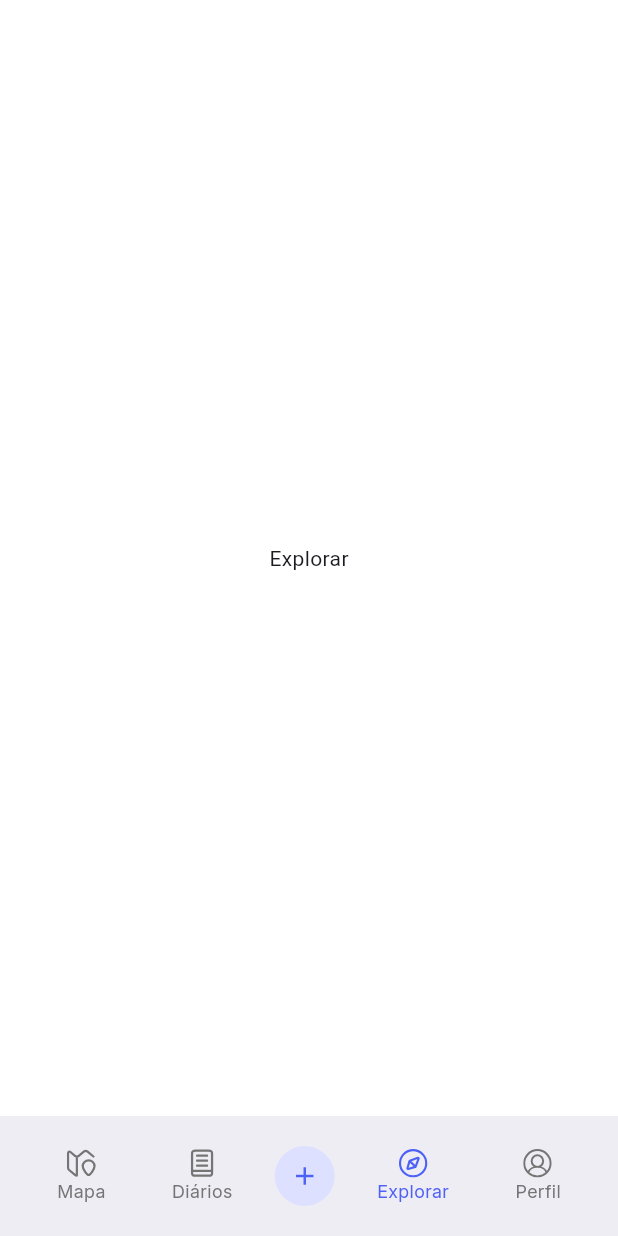
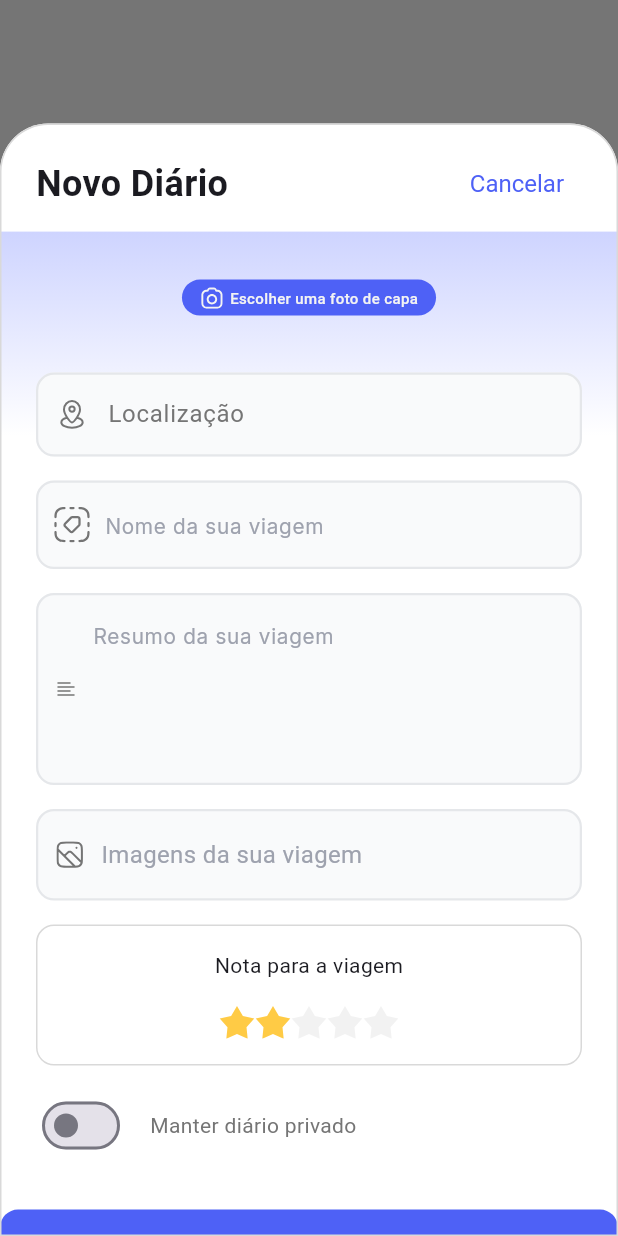
Before and after one commit to MiguelMartini/Rumo, a Flutter app: the HomeScreen screen opened by its route, item 4 of the bottom bar chosen, after a tap on the "add" icon, on a phone screen of 412 x 824 dp. Run offline on Flutter 3.47's test engine with Material 3 defaults, Android fonts, the phone set to English and light mode, and no system bars; our stand-ins replace cloud_firestore, firebase_auth, firebase_core, flutter_dotenv, flutter_map, flutter_svg and 5 more; missing offline and left inert: dart:ffi; accounts and stored records are empty.

Commit message:
Diaries modal created

```diff
--- a/lib/core/asset_images.dart
+++ b/lib/core/asset_images.dart
@@ -10,4 +10,13 @@ class AssetImages {
   static const String diaryIcon = '$_assetsPath/diary_icon.svg';
   static const String exploreIcon = '$_assetsPath/explore_icon.svg';
   static const String profileIcon = '$_assetsPath/profile_icon.svg';
+
+  static const String iconCamera = '$_assetsPath/icon_camera.svg';
+  static const String iconLocationPin = '$_assetsPath/icon_location_pin.svg';
+  static const String iconStar = '$_assetsPath/icon_star.svg';
+  static const String iconHalfStar = '$_assetsPath/icon_half_star.svg';
+  static const String iconThreeLines = '$_assetsPath/icon_three_lines.svg';
+  static const String iconTag = '$_assetsPath/icon_tag.svg';
+  static const String iconPhoto = '$_assetsPath/icon_photo.svg';
+  static const String iconLocation = '$_assetsPath/icon_location.svg';
 }
--- /dev/null
+++ b/lib/features/diary/models/create_diary_model.dart
@@ -0,0 +1,35 @@
+
+class CreateDiaryModel {
+  final String ownerId;
+  final String location;
+  final String name;
+  final String resume;
+  final String coverImage;
+  final List<String> images;
+  final double rating;
+  final bool isPrivate;
+
+  CreateDiaryModel({
+    required this.ownerId,
+    required this.location,
+    required this.name,
+    required this.coverImage,
+    required this.resume,
+    required this.images,
+    required this.rating,
+    this.isPrivate = false,
+  });
+
+  Map<String,dynamic> toMap() {
+    return {
+      "ownerId": ownerId,
+      "location": location,
+      "name": name,
+      "resume": resume,
+      "coverImage": coverImage,
+      "images": images,
+      "rating": rating,
+      "isPrivate": isPrivate,
+    };
+  }
+}
--- a/lib/features/home/screens/home_screen.dart
+++ b/lib/features/home/screens/home_screen.dart
@@ -1,8 +1,10 @@
 import 'package:flutter/material.dart';
 import 'package:rumo/core/asset_images.dart';
 import 'package:rumo/features/diary/screens/user_diaries_screen.dart';
+import 'package:rumo/features/user/widgets/create_diary_modal.dart';
 import 'package:rumo/features/home/widgets/bottom_nav_item.dart';
 import 'package:rumo/features/user/screens/profile_screen.dart';
+import 'package:rumo/features/user/widgets/sign_out_bottom_sheet.dart';
 
 class HomeScreen extends StatefulWidget {
   const HomeScreen({super.key});
@@ -20,11 +22,15 @@ class _HomeScreenState extends State<HomeScreen> {
     });
   }
 
-
   @override
-  Widget build(BuildContext context) => Scaffold(
+  Widget build(BuildContext context) {
+    return Scaffold(
       resizeToAvoidBottomInset: false,
-    bottomNavigationBar: BottomAppBar(
+      bottomNavigationBar: Container(
+        decoration: BoxDecoration(
+          border: Border(top: BorderSide(color: Color(0xFFF3F3F3), width: 1)),
+        ),
+        child: BottomAppBar(
           child: Row(
             mainAxisAlignment: MainAxisAlignment.spaceAround,
             crossAxisAlignment: CrossAxisAlignment.center,
@@ -45,8 +51,18 @@ class _HomeScreenState extends State<HomeScreen> {
               ),
               IconButton.filled(
                 style: IconButton.styleFrom(backgroundColor: Color(0xFFDDE1FF)),
-            onPressed: () {},
-            icon: Icon(Icons.add, color: Color(0xFF4E61F6), size: 20),
+                onPressed: () {
+                  showModalBottomSheet(
+                    context: context,
+                    isScrollControlled: true,
+                    constraints: BoxConstraints(
+                      maxHeight: MediaQuery.of(context).size.height * 0.9,
+                    ),
+                    builder: (context) => CreateDiaryModal(),
+                  );
+                },
+                iconSize: 28,
+                icon: Icon(Icons.add, color: Theme.of(context).primaryColor),
               ),
               BottomNavItem(
                 icon: AssetImages.exploreIcon,
@@ -65,8 +81,9 @@ class _HomeScreenState extends State<HomeScreen> {
             ],
           ),
         ),
+      ),
       body: Builder(
-      builder: (context){
+        builder: (context) {
           return switch (currentIndex) {
             1 => UserDiariesScreen(),
             2 => Center(child: Text('Explorar')),
@@ -76,7 +93,8 @@ class _HomeScreenState extends State<HomeScreen> {
               body: Center(child: Text('Mapa')),
             ),
           };
-      }
+        },
       ),
     );
   }
+}
--- /dev/null
+++ b/lib/features/user/widgets/create_diary_modal.dart
@@ -0,0 +1,455 @@
+import 'dart:io';
+
+import 'package:firebase_auth/firebase_auth.dart';
+import 'package:flutter/material.dart';
+import 'package:flutter_svg/svg.dart';
+import 'package:image_picker/image_picker.dart';
+import 'package:latlong2/latlong.dart';
+import 'package:rumo/core/asset_images.dart';
+import 'package:rumo/features/diary/models/create_diary_model.dart';
+import 'package:rumo/features/diary/repositories/diary_repository.dart';
+import 'package:rumo/services/location_service.dart';
+import 'package:geocoding/geocoding.dart';
+
+class CreateDiaryModal extends StatefulWidget {
+  const CreateDiaryModal({super.key});
+
+  @override
+  State<CreateDiaryModal> createState() => _CreateDiaryModalState();
+}
+
+class _CreateDiaryModalState extends State<CreateDiaryModal> {
+  final locationService = LocationService();
+
+  bool isPrivate = false;
+  final SearchController locationSearchController = SearchController();
+  final TextEditingController _tripNameController = TextEditingController();
+  final TextEditingController _resumeController = TextEditingController();
+
+  LatLng? userCoordinates;
+  List<Placemark> placemarks = [];
+  File? selectedImage;
+  List<File> tripImages = [];
+
+  @override
+  void initState() {
+    super.initState();
+
+    WidgetsBinding.instance.addPostFrameCallback((_) {
+      getUserLocation();
+    });
+  }
+
+  void getUserLocation() async {
+    final userPosition = await locationService.askAndGetUserLocation();
+    if (userPosition == null) {
+      return;
+    }
+
+    if (!mounted) return;
+
+    final places = await placemarkFromCoordinates(
+      userPosition.latitude!,
+      userPosition.longitude!,
+    );
+
+    setState(() {
+      userCoordinates = LatLng(userPosition.latitude!, userPosition.longitude!);
+      placemarks = places;
+    });
+  }
+
+  InputDecoration iconTextFieldDecoration({
+    required Widget icon,
+    required String hintText,
+  }) => InputDecoration(
+    prefixIcon: Padding(
+      padding: const EdgeInsets.only(
+        top: 17.5,
+        bottom: 17.5,
+        left: 12,
+        right: 6,
+      ),
+      child: icon,
+    ),
+    alignLabelWithHint: true,
+    prefixIconConstraints: BoxConstraints(maxWidth: 48),
+    hintText: hintText,
+  );
+
+  @override
+  Widget build(BuildContext context) => Padding(
+    padding: EdgeInsets.only(bottom: MediaQuery.of(context).viewInsets.bottom),
+    child: ListView(
+      children: [
+        Padding(
+          padding: const EdgeInsets.only(
+            top: 16,
+            left: 24,
+            right: 24,
+            bottom: 8,
+          ),
+          child: Row(
+            mainAxisAlignment: MainAxisAlignment.spaceBetween,
+            children: [
+              Text(
+                'Novo Diário',
+                style: TextStyle(fontSize: 24, fontWeight: FontWeight.w600),
+              ),
+              TextButton(
+                onPressed: () {},
+                style: TextButton.styleFrom(
+                  foregroundColor: Theme.of(context).colorScheme.primary,
+                  textStyle: TextStyle(
+                    fontSize: 16,
+                    fontWeight: FontWeight.normal,
+                  ),
+                ),
+                child: Text('Cancelar'),
+              ),
+            ],
+          ),
+        ),
+        Stack(
+          children: [
+            InkWell(
+              onTap: () async {
+                final imagePicker = ImagePicker();
+
+                final file = await imagePicker.pickImage(
+                  source: ImageSource.gallery,
+                );
+                if (file == null) return;
+
+                setState(() {
+                  selectedImage = File(file.path);
+                });
+              },
+              child: Container(
+                height: 136,
+                decoration: BoxDecoration(
+                  gradient: selectedImage == null
+                      ? LinearGradient(
+                          colors: [Color(0xFFCED4FF), Colors.white],
+                          begin: Alignment.topCenter,
+                          end: Alignment.bottomCenter,
+                        )
+                      : null,
+                  image: selectedImage != null
+                      ? DecorationImage(
+                          image: FileImage(selectedImage!),
+                          fit: BoxFit.cover,
+                          colorFilter: ColorFilter.mode(
+                            Colors.black.withAlpha(100),
+                            BlendMode.darken,
+                          ),
+                        )
+                      : null,
+                ),
+                alignment: Alignment.topCenter,
+                padding: const EdgeInsets.only(top: 32),
+                child: Container(
+                  decoration: BoxDecoration(
+                    color: Theme.of(context).colorScheme.primary,
+                    borderRadius: BorderRadius.circular(20),
+                  ),
+                  padding: const EdgeInsets.symmetric(
+                    horizontal: 12,
+                    vertical: 4,
+                  ),
+                  child: Row(
+                    crossAxisAlignment: CrossAxisAlignment.center,
+                    mainAxisAlignment: MainAxisAlignment.center,
+                    mainAxisSize: MainAxisSize.min,
+                    spacing: 4,
+                    children: [
+                      SvgPicture.asset(
+                        AssetImages.iconCamera,
+                        width: 16,
+                        height: 16,
+                      ),
+                      Text(
+                        'Escolher uma foto de capa',
+                        style: TextStyle(
+                          color: Color(0xFFF3F3F3),
+                          fontWeight: FontWeight.w500,
+                          fontSize: 10,
+                        ),
+                      ),
+                    ],
+                  ),
+                ),
+              ),
+            ),
+            Padding(
+              padding: const EdgeInsets.only(left: 24, right: 24, top: 94),
+              child: Column(
+                crossAxisAlignment: CrossAxisAlignment.start,
+                spacing: 16,
+                children: [
+                  SearchAnchor.bar(
+                    barHintText: 'Localização',
+                    barLeading: SvgPicture.asset(AssetImages.iconLocation, width: 16, height: 20,),
+                    barShape: WidgetStateProperty.all(
+                      RoundedRectangleBorder(borderRadius: BorderRadius.circular(12),
+                      side: BorderSide(color: Color(0xffE5E7EA), width: 1.5),
+                    )),
+                    barBackgroundColor: WidgetStateProperty.all(Color(0xffF9FAFB)),
+                    barHintStyle: WidgetStateProperty.all(
+                      TextStyle(color: Color(0xff757575)),
+                    ),
+                    barElevation: WidgetStateProperty.all(0),
+
+                    searchController: locationSearchController,
+                    suggestionsBuilder: (context, controller) {
+                      return List.generate(placemarks.length, (index) {
+                        final placemark = placemarks.elementAt(index);
+                        final text =
+                            '${placemark.street}, ${placemark.name}, ${placemark.locality}, ${placemark.country}';
+                        return InkWell(
+                          onTap: () {
+                            controller.closeView(text);
+                            controller.text = text;
+                          },
+                          child: Text(text),
+                        );
+                      });
+                    },
+                    isFullScreen: false,
+                  ),
+                  TextFormField(
+                    controller: _tripNameController,
+                    decoration: iconTextFieldDecoration(
+                      icon: SvgPicture.asset(
+                        AssetImages.iconTag,
+                        width: 24,
+                        height: 24,
+                        fit: BoxFit.cover,
+                      ),
+                      hintText: 'Nome da sua viagem',
+                    ),
+                  ),
+                  TextFormField(
+                    controller: _resumeController,
+                    minLines: 4,
+                    maxLines: 4,
+                    decoration: iconTextFieldDecoration(
+                      icon: SvgPicture.asset(
+                        AssetImages.iconThreeLines,
+                        width: 16,
+                        height: 16,
+                        fit: BoxFit.cover,
+                      ),
+                      hintText: 'Resumo da sua viagem',
+                    ),
+                  ),
+                  InkWell(
+                    onTap: () async {
+                      final pickedFiles = await ImagePicker().pickMultiImage();
+                      if (pickedFiles.isEmpty) return;
+
+                      setState(() {
+                        tripImages = pickedFiles
+                            .map((file) => File(file.path))
+                            .toList();
+                      });
+                    },
+                    child: Container(
+                      decoration: BoxDecoration(
+                        color: Color(0xFFF9FAFB),
+                        borderRadius: BorderRadius.circular(12),
+                        border: Border.all(
+                          color: Color(0xFFE5E7EA),
+                          width: 1.5,
+                        ),
+                      ),
+                      padding: EdgeInsets.symmetric(
+                        horizontal: 12,
+                        vertical: 17.5,
+                      ),
+                      child: Column(
+                        crossAxisAlignment: CrossAxisAlignment.start,
+                        children: [
+                          Row(
+                            crossAxisAlignment: CrossAxisAlignment.center,
+                            spacing: 12,
+                            children: [
+                              SvgPicture.asset(
+                                AssetImages.iconPhoto,
+                                width: 18,
+                                height: 18,
+                                fit: BoxFit.cover,
+                              ),
+                              Text(
+                                'Imagens da sua viagem',
+                                style: TextStyle(
+                                  fontSize: 16,
+                                  fontWeight: FontWeight.normal,
+                                  color: Color(0xFF9EA2AE),
+                                ),
+                              ),
+                            ],
+                          ),
+                          Builder(
+                            builder: (context) {
+                              if (tripImages.isEmpty) return SizedBox.shrink();
+                              return Padding(
+                                padding: const EdgeInsets.only(top: 12),
+                                child: Wrap(
+                                  direction: Axis.horizontal,
+                                  runSpacing: 6,
+                                  spacing: 6,
+                                  children: tripImages.map<Widget>((image) {
+                                    return InkWell(
+                                      onTap: () {
+                                        setState(() {
+                                          tripImages.remove(image);
+                                        });
+                                      },
+                                      child: SizedBox(
+                                        height: 56,
+                                        width: 56,
+                                        child: Stack(
+                                          children: [
+                                            Align(
+                                              alignment: Alignment.bottomLeft,
+                                              child: ClipRRect(
+                                                borderRadius:
+                                                    BorderRadius.circular(4),
+                                                child: Image.file(
+                                                  image,
+                                                  width: 48,
+                                                  height: 48,
+                                                  fit: BoxFit.cover,
+                                                ),
+                                              ),
+                                            ),
+                                            Align(
+                                              alignment: Alignment.topRight,
+                                              child: Container(
+                                                decoration: BoxDecoration(
+                                                  color: Color(0xFFEE443F),
+                                                  border: Border.all(
+                                                    color: Colors.white,
+                                                    width: 1.17,
+                                                  ),
+                                                  shape: BoxShape.circle,
+                                                ),
+                                                child: Icon(
+                                                  Icons.close,
+                                                  size: 14,
+                                                  color: Colors.white,
+                                                ),
+                                              ),
+                                            ),
+                                          ],
+                                        ),
+                                      ),
+                                    );
+                                  }).toList(),
+                                ),
+                              );
+                            },
+                          ),
+                        ],
+                      ),
+                    ),
+                  ),
+                  Container(
+                    decoration: BoxDecoration(
+                      border: Border.all(color: Color(0xFFD9D9D9), width: 1),
+                      borderRadius: BorderRadius.circular(12),
+                    ),
+                    padding: EdgeInsets.all(16),
+                    child: Column(
+                      children: [
+                        Text('Nota para a viagem'),
+                        const SizedBox(height: 16),
+                        Row(
+                          mainAxisAlignment: MainAxisAlignment.center,
+                          children: [
+                            SvgPicture.asset(
+                              AssetImages.iconStar,
+                              width: 24,
+                              height: 24,
+                              colorFilter: ColorFilter.mode(
+                                Color(0xFFFFCB45),
+                                BlendMode.srcIn,
+                              ),
+                            ),
+                            SvgPicture.asset(
+                              AssetImages.iconStar,
+                              width: 24,
+                              height: 24,
+                              colorFilter: ColorFilter.mode(
+                                Color(0xFFFFCB45),
+                                BlendMode.srcIn,
+                              ),
+                            ),
+                            SvgPicture.asset(
+                              AssetImages.iconHalfStar,
+                              width: 24,
+                              height: 24,
+                            ),
+                            SvgPicture.asset(
+                              AssetImages.iconStar,
+                              width: 24,
+                              height: 24,
+                            ),
+                            SvgPicture.asset(
+                              AssetImages.iconStar,
+                              width: 24,
+                              height: 24,
+                            ),
+                          ],
+                        ),
+                      ],
+                    ),
+                  ),
+                  Row(
+                    crossAxisAlignment: CrossAxisAlignment.center,
+                    spacing: 16,
+                    children: [
+                      Switch(
+                        value: isPrivate,
+                        onChanged: (value) {
+                          setState(() {
+                            isPrivate = value;
+                          });
+                        },
+                      ),
+                      Text(
+                        'Manter diário privado',
+                        style: TextStyle(color: Color(0xFF757575)),
+                      ),
+                    ],
+                  ),
+                ],
+              ),
+            ),
+          ],
+        ),
+        const SizedBox(height: 32),
+        FilledButton(
+          onPressed: () {
+            final ownerId = FirebaseAuth.instance.currentUser?.uid;
+            if(ownerId == null) return;
+            DiaryRepository().createDiary(
+              diary: CreateDiaryModel(
+                ownerId: ownerId,
+                location: locationSearchController.text,
+                name: _tripNameController.text,
+                coverImage: selectedImage?.path ?? '',
+                resume: _resumeController.text,
+                images: tripImages.map((image) => image.path).toList(),
+                rating: 2.5,
+                isPrivate: isPrivate
+              ),
+            );
+          },
+          child: Text('Salvar Diário'),
+        ),
+      ],
+    ),
+  );
+}
--- a/lib/main.dart
+++ b/lib/main.dart
@@ -1,6 +1,7 @@
 import 'package:firebase_core/firebase_core.dart';
 import 'package:flutter/material.dart';
 import 'package:flutter/services.dart';
+import 'package:flutter_dotenv/flutter_dotenv.dart';
 import 'package:rumo/features/onboarding/routes/onboarding_routes.dart';
 import 'package:rumo/firebase_options.dart';
 import 'package:rumo/routes/app_router.dart';
@@ -11,6 +12,7 @@ void main() async {
   await Firebase.initializeApp(
     options: DefaultFirebaseOptions.currentPlatform
   );
+  await dotenv.load(fileName: ".env");
   runApp(const MyApp());
 }
 
--- /dev/null
+++ b/lib/services/location_service.dart
@@ -0,0 +1,39 @@
+import 'dart:developer';
+
+import 'package:location/location.dart';
+
+class LocationService {
+  final Location location = Location();
+
+  Future<LocationData?> askAndGetUserLocation() async {
+    try {
+      bool serviceEnabled = await location.serviceEnabled();
+      if (!serviceEnabled) {
+        serviceEnabled = await location.requestService();
+        if (!serviceEnabled) {
+          return null;
+        }
+      }
+
+      PermissionStatus permissionGranted = await location.hasPermission();
+      if (permissionGranted == PermissionStatus.denied) {
+        permissionGranted = await location.requestPermission();
+        if (permissionGranted != PermissionStatus.granted) {
+          return null;
+        }
+      }
+
+      await location.changeSettings(accuracy: LocationAccuracy.balanced);
+
+      final userPosition = await location.getLocation();
+      if (userPosition.latitude == null || userPosition.longitude == null) {
+        return null;
+      }
+
+      return userPosition;
+    } catch (e) {
+      log("Error getting user location", error: e);
+      return null;
+    }
+  }
+}
```
Also changed, not shown: lib/features/diary/repositories/diary_repository.dart (added, +16 -0 lines), lib/features/diary/screens/user_diaries_screen.dart (+48 -5 lines), lib/features/user/widgets/sign_out_bottom_sheet.dart (+11 -4 lines), pubspec.yaml (+10 -33 lines), assets/images/icon_camera.svg (added), assets/images/icon_half_star.svg (added), assets/images/icon_location.svg (added), assets/images/icon_photo.svg (added), assets/images/icon_star.svg (added), assets/images/icon_tag.svg (added), assets/images/icon_three_lines.svg (added), pubspec.lock, 2 other files. Lines whose indentation alone changed are shown as unchanged.
